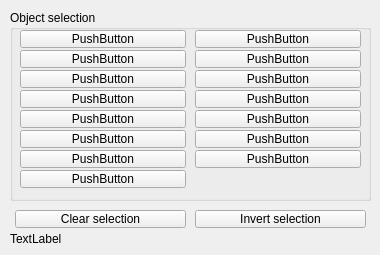
First picture: the form in ui/qdlgselection.ui, repository CoppeliaRobotics/coppeliaSimLib, before the edit.
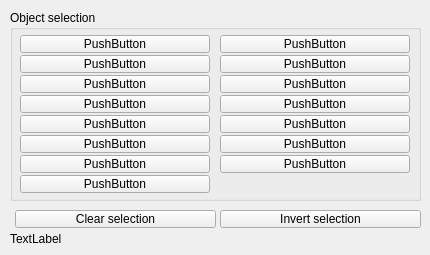
Second picture: the form after the edit.

Patch:
```diff
--- a/ui/qdlgselection.ui
+++ b/ui/qdlgselection.ui
@@ -6,7 +6,7 @@
    <rect>
     <x>0</x>
     <y>0</y>
-    <width>380</width>
+    <width>430</width>
     <height>255</height>
    </rect>
   </property>
@@ -21,7 +21,7 @@
     <rect>
      <x>10</x>
      <y>10</y>
-     <width>361</width>
+     <width>411</width>
      <height>191</height>
     </rect>
    </property>
@@ -35,8 +35,8 @@
     <property name="geometry">
      <rect>
       <x>10</x>
-      <y>20</y>
-      <width>166</width>
+      <y>25</y>
+      <width>190</width>
       <height>18</height>
      </rect>
     </property>
@@ -50,9 +50,9 @@
    <widget class="QToolButton" name="groupedShapesButton">
     <property name="geometry">
      <rect>
-      <x>185</x>
-      <y>20</y>
-      <width>166</width>
+      <x>210</x>
+      <y>25</y>
+      <width>190</width>
       <height>18</height>
      </rect>
     </property>
@@ -64,11 +64,14 @@
     </property>
    </widget>
    <widget class="QToolButton" name="millsButton">
+    <property name="enabled">
+     <bool>true</bool>
+    </property>
     <property name="geometry">
      <rect>
-      <x>185</x>
-      <y>40</y>
-      <width>166</width>
+      <x>210</x>
+      <y>145</y>
+      <width>190</width>
       <height>18</height>
      </rect>
     </property>
@@ -83,8 +86,8 @@
     <property name="geometry">
      <rect>
       <x>10</x>
-      <y>40</y>
-      <width>166</width>
+      <y>45</y>
+      <width>190</width>
       <height>18</height>
      </rect>
     </property>
@@ -98,9 +101,9 @@
    <widget class="QToolButton" name="lightsButton">
     <property name="geometry">
      <rect>
-      <x>185</x>
-      <y>60</y>
-      <width>166</width>
+      <x>210</x>
+      <y>45</y>
+      <width>190</width>
       <height>18</height>
      </rect>
     </property>
@@ -115,8 +118,8 @@
     <property name="geometry">
      <rect>
       <x>10</x>
-      <y>60</y>
-      <width>166</width>
+      <y>65</y>
+      <width>190</width>
       <height>18</height>
      </rect>
     </property>
@@ -131,8 +134,8 @@
     <property name="geometry">
      <rect>
       <x>10</x>
-      <y>80</y>
-      <width>166</width>
+      <y>85</y>
+      <width>190</width>
       <height>18</height>
      </rect>
     </property>
@@ -146,9 +149,9 @@
    <widget class="QToolButton" name="renderingSensorsButton">
     <property name="geometry">
      <rect>
-      <x>185</x>
-      <y>80</y>
-      <width>166</width>
+      <x>210</x>
+      <y>65</y>
+      <width>190</width>
       <height>18</height>
      </rect>
     </property>
@@ -163,8 +166,8 @@
     <property name="geometry">
      <rect>
       <x>10</x>
-      <y>100</y>
-      <width>166</width>
+      <y>105</y>
+      <width>190</width>
       <height>18</height>
      </rect>
     </property>
@@ -178,9 +181,9 @@
    <widget class="QToolButton" name="jointsButton">
     <property name="geometry">
      <rect>
-      <x>185</x>
-      <y>100</y>
-      <width>166</width>
+      <x>210</x>
+      <y>85</y>
+      <width>190</width>
       <height>18</height>
      </rect>
     </property>
@@ -195,8 +198,8 @@
     <property name="geometry">
      <rect>
       <x>10</x>
-      <y>120</y>
-      <width>166</width>
+      <y>125</y>
+      <width>190</width>
       <height>18</height>
      </rect>
     </property>
@@ -210,9 +213,9 @@
    <widget class="QToolButton" name="pathsButton">
     <property name="geometry">
      <rect>
-      <x>185</x>
-      <y>120</y>
-      <width>166</width>
+      <x>210</x>
+      <y>105</y>
+      <width>190</width>
       <height>18</height>
      </rect>
     </property>
@@ -227,8 +230,8 @@
     <property name="geometry">
      <rect>
       <x>10</x>
-      <y>160</y>
-      <width>166</width>
+      <y>165</y>
+      <width>190</width>
       <height>18</height>
      </rect>
     </property>
@@ -243,8 +246,8 @@
     <property name="geometry">
      <rect>
       <x>10</x>
-      <y>140</y>
-      <width>166</width>
+      <y>145</y>
+      <width>190</width>
       <height>18</height>
      </rect>
     </property>
@@ -258,9 +261,9 @@
    <widget class="QToolButton" name="pointCloudsButton">
     <property name="geometry">
      <rect>
-      <x>185</x>
-      <y>140</y>
-      <width>166</width>
+      <x>210</x>
+      <y>125</y>
+      <width>190</width>
       <height>18</height>
      </rect>
     </property>
@@ -277,7 +280,7 @@
     <rect>
      <x>15</x>
      <y>210</y>
-     <width>171</width>
+     <width>201</width>
      <height>18</height>
     </rect>
    </property>
@@ -291,9 +294,9 @@
   <widget class="QToolButton" name="invertSelectionButton">
    <property name="geometry">
     <rect>
-     <x>195</x>
+     <x>220</x>
      <y>210</y>
-     <width>171</width>
+     <width>201</width>
      <height>18</height>
     </rect>
    </property>
@@ -309,7 +312,7 @@
     <rect>
      <x>10</x>
      <y>230</y>
-     <width>361</width>
+     <width>411</width>
      <height>18</height>
     </rect>
    </property>
```
Left out of the diff: 12 changed lines with no effect on the pictures.
